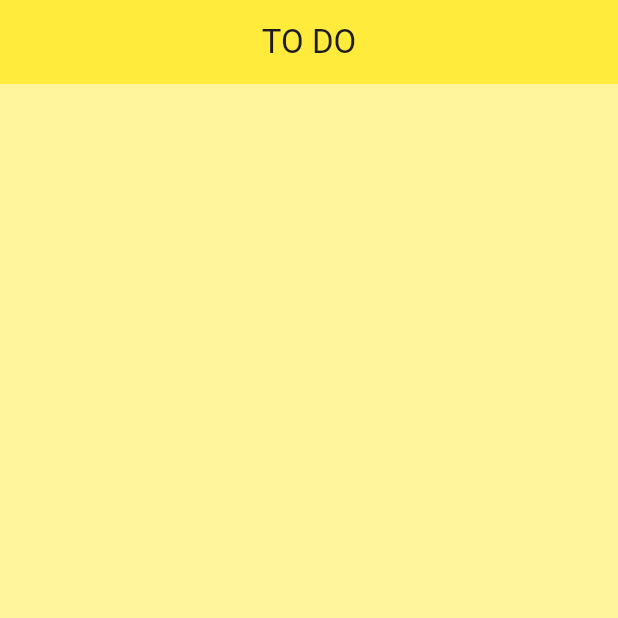
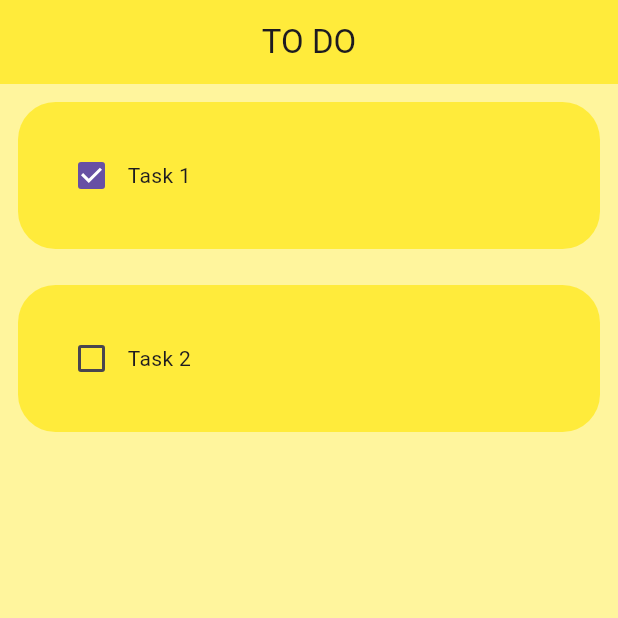
Before and after one commit to premnaththirumalaisamy/todolist, a Flutter app: the screen it shows after launch, on a phone screen of 412 x 824 dp, the top half of it. Run offline on Flutter 3.47's test engine with Material 3 defaults, Android fonts, the phone set to English and light mode, and no system bars.

Commit message:
Added static todo list

```diff
--- a/lib/main.dart
+++ b/lib/main.dart
@@ -11,12 +11,13 @@ class MyApp extends StatelessWidget {
   @override
   Widget build(BuildContext context) {
     return MaterialApp(
-      color: Colors.yellow,
       debugShowCheckedModeBanner: false,
       theme: ThemeData(
         primarySwatch: Colors.yellow
       ),
-      home: const MyHomePage(title: 'TODO LIST'),
+      home: const MyHomePage(
+        title: 'TODO LIST',
+        ),
     );
   }
 }
--- a/lib/pages/home_page.dart
+++ b/lib/pages/home_page.dart
@@ -1,4 +1,5 @@
 import 'package:flutter/material.dart';
+import 'package:todolist/util/todo_tile.dart';
 
 class MyHomePage extends StatefulWidget {
   const MyHomePage({super.key, required this.title});
@@ -19,6 +20,22 @@ class _MyHomePageState extends State<MyHomePage> {
         centerTitle: true,
         backgroundColor: Colors.yellow,
       ),
+      body: ListView(
+        children:  [
+          TodoTile(
+            taskName: "Task 1",
+            taskCompleted: true,
+            onChanged: (p0) {
+
+          },),
+          TodoTile(
+            taskName: "Task 2",
+            taskCompleted: false,
+            onChanged: (p0) {
+
+          },),
+        ],
+      ),
     );
   }
 }
--- /dev/null
+++ b/lib/util/todo_tile.dart
@@ -0,0 +1,35 @@
+import 'package:flutter/material.dart';
+
+class TodoTile extends StatelessWidget {
+
+  final String taskName;
+  final bool taskCompleted;
+  final Function(bool?)? onChanged;
+
+  const TodoTile({
+    super.key,
+    required this.taskName,
+    required this.taskCompleted,
+    required this.onChanged
+  });
+
+  @override
+  Widget build(BuildContext context) {
+    return Padding(
+      padding: const EdgeInsets.all(12.0),
+      child: Container(
+        padding:const EdgeInsets.all(25),
+        decoration: BoxDecoration(
+          color: Colors.yellow,
+          borderRadius: BorderRadius.circular(25),
+          ),
+          child: Row(
+            children: [
+              Checkbox(value: taskCompleted, onChanged: onChanged),
+              Text(taskName)
+            ],
+            )
+      ),
+    );
+  }
+}
```
